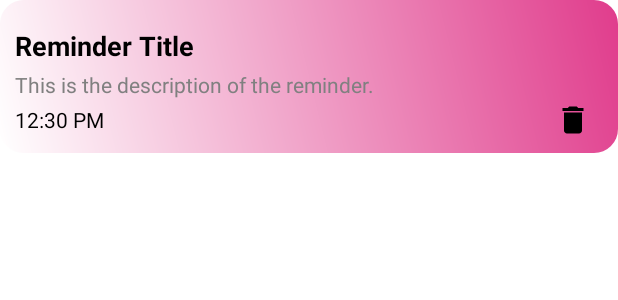
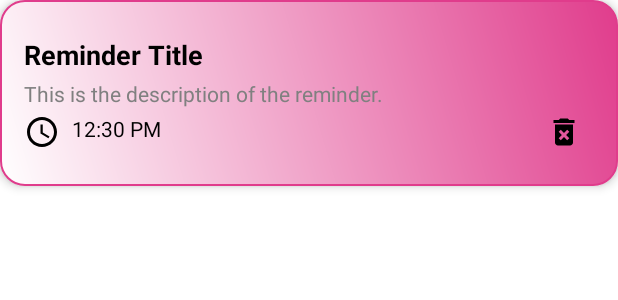
Before and after one commit to C242-PS091-Capstone-Bangkit/app-capstone, an Android app: the layout item_remind_notif.xml on its own in the app's theme, with its tools: preview values and no code run, on a phone screen of 412 x 824 dp. Shown: the top 300 px of the screen. Run offline under Robolectric (Android 15) with nearby library versions, the light colour scheme and no system bars.

Commit message:
edit layout reminderfragment

```diff
--- /dev/null
+++ b/skinalyzecapstone/app/src/main/res/drawable/ic_clock.xml
@@ -0,0 +1,7 @@
+<vector xmlns:android="http://schemas.android.com/apk/res/android" android:height="24dp" android:tint="#000000" android:viewportHeight="24" android:viewportWidth="24" android:width="24dp">
+
+    <path android:fillColor="@android:color/white" android:pathData="M11.99,2C6.47,2 2,6.48 2,12s4.47,10 9.99,10C17.52,22 22,17.52 22,12S17.52,2 11.99,2zM12,20c-4.42,0 -8,-3.58 -8,-8s3.58,-8 8,-8 8,3.58 8,8 -3.58,8 -8,8z"/>
+
+    <path android:fillColor="@android:color/white" android:pathData="M12.5,7H11v6l5.25,3.15 0.75,-1.23 -4.5,-2.67z"/>
+
+</vector>
--- /dev/null
+++ b/skinalyzecapstone/app/src/main/res/drawable/ripple_effect.xml
@@ -0,0 +1,11 @@
+<?xml version="1.0" encoding="utf-8"?>
+<ripple xmlns:android="http://schemas.android.com/apk/res/android"
+    android:color="@color/gray">
+
+    <!-- Latar belakang default saat tidak ditekan -->
+    <item android:id="@android:id/mask">
+        <shape android:shape="rectangle">
+            <solid android:color="@android:color/transparent" />
+        </shape>
+    </item>
+</ripple>
--- /dev/null
+++ b/skinalyzecapstone/app/src/main/res/drawable/rounded_corner_background.xml
@@ -0,0 +1,23 @@
+<?xml version="1.0" encoding="utf-8"?>
+<shape xmlns:android="http://schemas.android.com/apk/res/android">
+    <!-- Gradient Background -->
+    <gradient
+        android:startColor="@color/white"
+        android:endColor="@color/pink"
+        android:angle="45" />
+
+    <!-- Rounded Corners -->
+    <corners android:radius="16dp" />
+
+    <!-- Optional Stroke -->
+    <stroke
+        android:width="1dp"
+        android:color="@color/pink" />
+
+    <!-- Optional Padding -->
+    <padding
+        android:left="8dp"
+        android:top="8dp"
+        android:right="8dp"
+        android:bottom="8dp" />
+</shape>
--- a/skinalyzecapstone/app/src/main/res/layout/item_remind_notif.xml
+++ b/skinalyzecapstone/app/src/main/res/layout/item_remind_notif.xml
@@ -1,13 +1,14 @@
 <?xml version="1.0" encoding="utf-8"?>
-<androidx.constraintlayout.widget.ConstraintLayout xmlns:android="http://schemas.android.com/apk/res/android"
+<androidx.constraintlayout.widget.ConstraintLayout
+    xmlns:android="http://schemas.android.com/apk/res/android"
     xmlns:app="http://schemas.android.com/apk/res-auto"
     xmlns:tools="http://schemas.android.com/tools"
     android:layout_width="match_parent"
     android:layout_height="wrap_content"
-    android:background="@drawable/header_background"
-    android:padding="10dp"
-    android:layout_marginBottom="20dp"> <!-- Tambahkan margin antar item -->
-
+    android:background="@drawable/rounded_corner_background"
+    android:elevation="4dp"
+    android:padding="16dp"
+    android:layout_marginBottom="16dp">
 
     <!-- Title: judul_reminder -->
     <TextView
@@ -31,6 +32,8 @@
         android:text="This is the description of the reminder."
         android:textColor="@color/gray"
         android:textSize="14sp"
+        android:ellipsize="end"
+        android:maxLines="2"
         app:layout_constraintStart_toStartOf="parent"
         app:layout_constraintTop_toBottomOf="@id/tv_reminder_title"
         app:layout_constraintEnd_toEndOf="parent"
@@ -45,6 +48,8 @@
         android:text="12:30 PM"
         android:textColor="@color/black"
         android:textSize="14sp"
+        android:drawableStart="@drawable/ic_clock"
+        android:drawablePadding="8dp"
         app:layout_constraintStart_toStartOf="parent"
         app:layout_constraintTop_toBottomOf="@id/tv_reminder_description"
         app:layout_constraintEnd_toStartOf="@id/btn_delete"
@@ -54,13 +59,15 @@
     <!-- Delete Button -->
     <ImageButton
         android:id="@+id/btn_delete"
-        android:layout_width="wrap_content"
-        android:layout_height="wrap_content"
-        android:src="@drawable/delete_item"
-        android:background="?attr/selectableItemBackground"
-        android:layout_marginEnd="8dp"
+        android:layout_width="40dp"
+        android:layout_height="40dp"
+        android:background="@drawable/ripple_effect"
+        android:contentDescription="Delete Reminder"
+        android:src="@drawable/delete"
+        app:layout_constraintBottom_toBottomOf="@id/tv_reminder_time"
+        app:layout_constraintEnd_toEndOf="parent"
         app:layout_constraintTop_toTopOf="@id/tv_reminder_time"
-        app:layout_constraintBottom_toBottomOf="@id/tv_reminder_time"
-        app:layout_constraintEnd_toEndOf="parent"/>
+        app:tint="@color/black"
+        tools:ignore="TouchTargetSizeCheck" />
 
 </androidx.constraintlayout.widget.ConstraintLayout>
```
Also changed, not shown: skinalyzecapstone/app/src/main/res/layout/activity_edit_profile.xml (+0 -36 lines).
